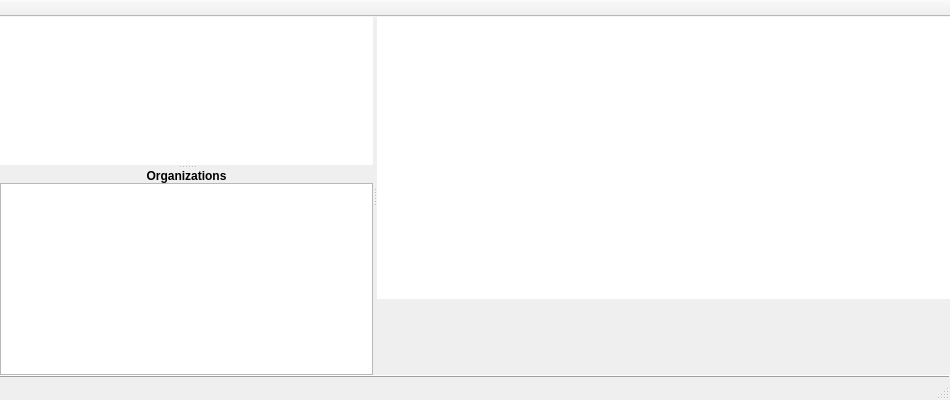
Before: the Qt Designer form QtGUIInstaller/Kiosk.ui in fw-dev/translations, drawn with Qt 5.
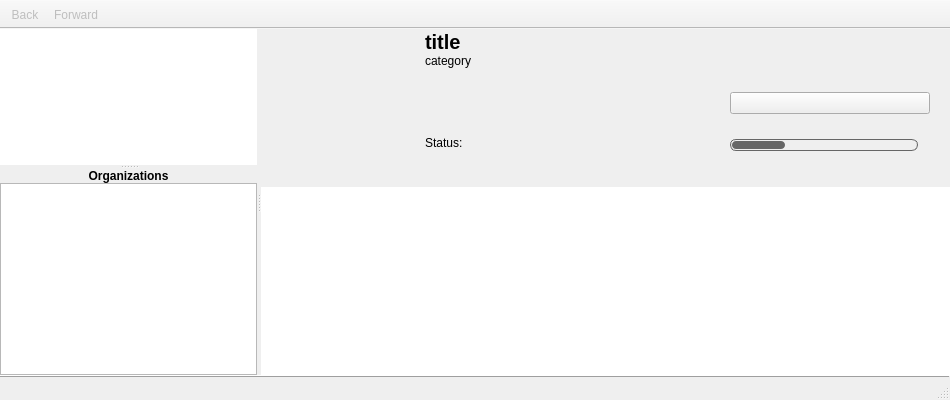
After: the same form once the commit is applied. Icons and pictures are not drawn. Custom widgets are drawn as their Qt base class.

Diff of the .ui file:
```diff
--- a/QtGUIInstaller/Kiosk.ui
+++ b/QtGUIInstaller/Kiosk.ui
@@ -13,6 +13,26 @@
   <property name="windowTitle">
    <string>FileWave Kiosk</string>
   </property>
+  <property name="styleSheet">
+   <string notr="true">QProgressBar {
+   background: transparent;
+   border-radius: 6px;
+   /*background: qlineargradient(x1: 0, y1: 0, x2: 0, y2: 1,
+                                stop: 0 #606060, stop: 0.4 #656565,
+                                stop: 0.5 #303030, stop: 1.0 #353535);*/
+   border: 1px solid #666666;
+}
+
+QProgressBar::chunk {
+   margin: 1px;
+  /* border: 1px solid grey;*/
+	background: #666666;
+  	border-radius: 4px;
+   /*background: qlineargradient(x1: 0, y1: 0, x2: 0, y2: 1,
+                                stop: 0 #eeeeee, stop: 0.4 #ffffff,
+                                stop: 0.5 #e3e3e3, stop: 1.0 #efefef);*/
+}</string>
+  </property>
   <property name="unifiedTitleAndToolBarOnMac">
    <bool>true</bool>
   </property>
@@ -138,7 +158,11 @@
         </layout>
        </widget>
       </widget>
-      <widget class="QWidget" name="filesetWidget" native="true">
+      <widget class="QStackedWidget" name="filesetStackedWidget">
+       <property name="currentIndex">
+        <number>1</number>
+       </property>
+       <widget class="QWidget" name="filesetView">
        <layout class="QVBoxLayout" name="verticalLayout">
         <property name="spacing">
          <number>0</number>
@@ -184,6 +208,9 @@
             <height>32</height>
            </size>
           </property>
+           <property name="indentation">
+            <number>0</number>
+           </property>
           <property name="headerHidden">
            <bool>true</bool>
           </property>
@@ -265,6 +292,409 @@
         </item>
        </layout>
       </widget>
+       <widget class="QWidget" name="detailView">
+        <layout class="QGridLayout" name="gridLayout_3" rowstretch="0,1">
+         <property name="leftMargin">
+          <number>0</number>
+         </property>
+         <property name="topMargin">
+          <number>0</number>
+         </property>
+         <property name="rightMargin">
+          <number>0</number>
+         </property>
+         <property name="bottomMargin">
+          <number>0</number>
+         </property>
+         <item row="1" column="0" colspan="4">
+          <widget class="QTextBrowser" name="description">
+           <property name="sizePolicy">
+            <sizepolicy hsizetype="Preferred" vsizetype="Preferred">
+             <horstretch>0</horstretch>
+             <verstretch>0</verstretch>
+            </sizepolicy>
+           </property>
+           <property name="frameShape">
+            <enum>QFrame::NoFrame</enum>
+           </property>
+           <property name="openExternalLinks">
+            <bool>true</bool>
+           </property>
+          </widget>
+         </item>
+         <item row="0" column="3">
+          <layout class="QGridLayout" name="gridLayout">
+           <property name="bottomMargin">
+            <number>10</number>
+           </property>
+           <item row="1" column="1">
+            <widget class="QPushButton" name="appInstall">
+             <property name="sizePolicy">
+              <sizepolicy hsizetype="Preferred" vsizetype="Fixed">
+               <horstretch>0</horstretch>
+               <verstretch>0</verstretch>
+              </sizepolicy>
+             </property>
+             <property name="minimumSize">
+              <size>
+               <width>200</width>
+               <height>0</height>
+              </size>
+             </property>
+             <property name="maximumSize">
+              <size>
+               <width>200</width>
+               <height>16777215</height>
+              </size>
+             </property>
+             <property name="text">
+              <string/>
+             </property>
+            </widget>
+           </item>
+           <item row="1" column="2">
+            <spacer name="horizontalSpacer_3">
+             <property name="orientation">
+              <enum>Qt::Horizontal</enum>
+             </property>
+             <property name="sizeType">
+              <enum>QSizePolicy::Fixed</enum>
+             </property>
+             <property name="sizeHint" stdset="0">
+              <size>
+               <width>20</width>
+               <height>20</height>
+              </size>
+             </property>
+            </spacer>
+           </item>
+           <item row="2" column="1">
+            <widget class="QProgressBar" name="appInstallProgress">
+             <property name="sizePolicy">
+              <sizepolicy hsizetype="Minimum" vsizetype="Fixed">
+               <horstretch>0</horstretch>
+               <verstretch>0</verstretch>
+              </sizepolicy>
+             </property>
+             <property name="minimumSize">
+              <size>
+               <width>188</width>
+               <height>0</height>
+              </size>
+             </property>
+             <property name="maximumSize">
+              <size>
+               <width>188</width>
+               <height>12</height>
+              </size>
+             </property>
+             <property name="minimum">
+              <number>-8</number>
+             </property>
+             <property name="value">
+              <number>24</number>
+             </property>
+             <property name="textVisible">
+              <bool>false</bool>
+             </property>
+            </widget>
+           </item>
+           <item row="0" column="1">
+            <spacer name="verticalSpacer">
+             <property name="orientation">
+              <enum>Qt::Vertical</enum>
+             </property>
+             <property name="sizeType">
+              <enum>QSizePolicy::Fixed</enum>
+             </property>
+             <property name="sizeHint" stdset="0">
+              <size>
+               <width>20</width>
+               <height>45</height>
+              </size>
+             </property>
+            </spacer>
+           </item>
+           <item row="2" column="2">
+            <spacer name="verticalSpacer_2">
+             <property name="orientation">
+              <enum>Qt::Vertical</enum>
+             </property>
+             <property name="sizeType">
+              <enum>QSizePolicy::Fixed</enum>
+             </property>
+             <property name="sizeHint" stdset="0">
+              <size>
+               <width>5</width>
+               <height>15</height>
+              </size>
+             </property>
+            </spacer>
+           </item>
+          </layout>
+         </item>
+         <item row="0" column="2">
+          <layout class="QVBoxLayout" name="verticalLayout_5">
+           <item>
+            <layout class="QHBoxLayout" name="horizontalLayout_2">
+             <item>
+              <layout class="QVBoxLayout" name="verticalLayout_4">
+               <property name="spacing">
+                <number>0</number>
+               </property>
+               <item>
+                <widget class="QLabel" name="appTitle">
+                 <property name="minimumSize">
+                  <size>
+                   <width>0</width>
+                   <height>25</height>
+                  </size>
+                 </property>
+                 <property name="maximumSize">
+                  <size>
+                   <width>16777215</width>
+                   <height>25</height>
+                  </size>
+                 </property>
+                 <property name="font">
+                  <font>
+                   <pointsize>15</pointsize>
+                   <weight>75</weight>
+                   <bold>true</bold>
+                  </font>
+                 </property>
+                 <property name="text">
+                  <string>title</string>
+                 </property>
+                 <property name="alignment">
+                  <set>Qt::AlignLeading|Qt::AlignLeft|Qt::AlignVCenter</set>
+                 </property>
+                </widget>
+               </item>
+               <item>
+                <widget class="QLabel" name="appCategory">
+                 <property name="text">
+                  <string>category</string>
+                 </property>
+                </widget>
+               </item>
+               <item>
+                <spacer name="verticalSpacer_3">
+                 <property name="orientation">
+                  <enum>Qt::Vertical</enum>
+                 </property>
+                 <property name="sizeType">
+                  <enum>QSizePolicy::MinimumExpanding</enum>
+                 </property>
+                 <property name="sizeHint" stdset="0">
+                  <size>
+                   <width>20</width>
+                   <height>20</height>
+                  </size>
+                 </property>
+                </spacer>
+               </item>
+              </layout>
+             </item>
+            </layout>
+           </item>
+           <item>
+            <layout class="QHBoxLayout" name="horizontalLayout_3">
+             <item>
+              <widget class="QLabel" name="label_2">
+               <property name="minimumSize">
+                <size>
+                 <width>50</width>
+                 <height>25</height>
+                </size>
+               </property>
+               <property name="maximumSize">
+                <size>
+                 <width>50</width>
+                 <height>25</height>
+                </size>
+               </property>
+               <property name="text">
+                <string>Status: </string>
+               </property>
+              </widget>
+             </item>
+             <item>
+              <widget class="QLabel" name="appStatus">
+               <property name="minimumSize">
+                <size>
+                 <width>200</width>
+                 <height>25</height>
+                </size>
+               </property>
+               <property name="maximumSize">
+                <size>
+                 <width>16777215</width>
+                 <height>25</height>
+                </size>
+               </property>
+               <property name="text">
+                <string/>
+               </property>
+              </widget>
+             </item>
+             <item>
+              <spacer name="horizontalSpacer">
+               <property name="orientation">
+                <enum>Qt::Horizontal</enum>
+               </property>
+               <property name="sizeHint" stdset="0">
+                <size>
+                 <width>40</width>
+                 <height>20</height>
+                </size>
+               </property>
+              </spacer>
+             </item>
+            </layout>
+           </item>
+           <item>
+            <layout class="QHBoxLayout" name="horizontalLayout">
+             <item>
+              <widget class="RatingWidget" name="ratingWidget" native="true">
+               <property name="sizePolicy">
+                <sizepolicy hsizetype="Minimum" vsizetype="Minimum">
+                 <horstretch>0</horstretch>
+                 <verstretch>0</verstretch>
+                </sizepolicy>
+               </property>
+               <property name="minimumSize">
+                <size>
+                 <width>100</width>
+                 <height>20</height>
+                </size>
+               </property>
+               <property name="maximumSize">
+                <size>
+                 <width>100</width>
+                 <height>20</height>
+                </size>
+               </property>
+              </widget>
+             </item>
+             <item>
+              <spacer name="horizontalSpacer_2">
+               <property name="orientation">
+                <enum>Qt::Horizontal</enum>
+               </property>
+               <property name="sizeHint" stdset="0">
+                <size>
+                 <width>40</width>
+                 <height>20</height>
+                </size>
+               </property>
+              </spacer>
+             </item>
+            </layout>
+           </item>
+          </layout>
+         </item>
+         <item row="0" column="1">
+          <widget class="QWidget" name="widget" native="true">
+           <property name="sizePolicy">
+            <sizepolicy hsizetype="Fixed" vsizetype="Fixed">
+             <horstretch>0</horstretch>
+             <verstretch>0</verstretch>
+            </sizepolicy>
+           </property>
+           <layout class="QGridLayout" name="gridLayout_4">
+            <property name="spacing">
+             <number>0</number>
+            </property>
+            <item row="0" column="1">
+             <spacer name="verticalSpacer_5">
+              <property name="orientation">
+               <enum>Qt::Vertical</enum>
+              </property>
+              <property name="sizeHint" stdset="0">
+               <size>
+                <width>20</width>
+                <height>3</height>
+               </size>
+              </property>
+             </spacer>
+            </item>
+            <item row="1" column="0">
+             <spacer name="horizontalSpacer_5">
+              <property name="orientation">
+               <enum>Qt::Horizontal</enum>
+              </property>
+              <property name="sizeHint" stdset="0">
+               <size>
+                <width>3</width>
+                <height>20</height>
+               </size>
+              </property>
+             </spacer>
+            </item>
+            <item row="1" column="1">
+             <widget class="QLabel" name="appIcon">
+              <property name="sizePolicy">
+               <sizepolicy hsizetype="Preferred" vsizetype="Expanding">
+                <horstretch>0</horstretch>
+                <verstretch>0</verstretch>
+               </sizepolicy>
+              </property>
+              <property name="minimumSize">
+               <size>
+                <width>128</width>
+                <height>128</height>
+               </size>
+              </property>
+              <property name="maximumSize">
+               <size>
+                <width>128</width>
+                <height>128</height>
+               </size>
+              </property>
+              <property name="text">
+               <string/>
+              </property>
+              <property name="scaledContents">
+               <bool>false</bool>
+              </property>
+              <property name="alignment">
+               <set>Qt::AlignCenter</set>
+              </property>
+             </widget>
+            </item>
+            <item row="1" column="2">
+             <spacer name="horizontalSpacer_4">
+              <property name="orientation">
+               <enum>Qt::Horizontal</enum>
+              </property>
+              <property name="sizeHint" stdset="0">
+               <size>
+                <width>3</width>
+                <height>20</height>
+               </size>
+              </property>
+             </spacer>
+            </item>
+            <item row="2" column="1">
+             <spacer name="verticalSpacer_4">
+              <property name="orientation">
+               <enum>Qt::Vertical</enum>
+              </property>
+              <property name="sizeHint" stdset="0">
+               <size>
+                <width>20</width>
+                <height>3</height>
+               </size>
+              </property>
+             </spacer>
+            </item>
+           </layout>
+          </widget>
+         </item>
+        </layout>
+       </widget>
+      </widget>
      </widget>
     </item>
     <item>
@@ -288,12 +718,21 @@
    <property name="windowTitle">
     <string/>
    </property>
+   <property name="styleSheet">
+    <string notr="true"/>
+   </property>
    <property name="movable">
     <bool>false</bool>
    </property>
    <property name="allowedAreas">
     <set>Qt::BottomToolBarArea</set>
    </property>
+   <property name="iconSize">
+    <size>
+     <width>24</width>
+     <height>24</height>
+    </size>
+   </property>
    <property name="floatable">
     <bool>false</bool>
    </property>
@@ -303,13 +742,40 @@
    <attribute name="toolBarBreak">
     <bool>false</bool>
    </attribute>
+   <addaction name="actionBack"/>
+   <addaction name="actionForward"/>
   </widget>
+  <action name="actionBack">
+   <property name="enabled">
+    <bool>false</bool>
+   </property>
+   <property name="icon">
+    <iconset resource="../FileWaveGuiLib/GuiLib.qrc">
+     <normaloff>:/IDI_ICON_NAV_BACK</normaloff>:/IDI_ICON_NAV_BACK</iconset>
+   </property>
+   <property name="text">
+    <string>Back</string>
+   </property>
+  </action>
+  <action name="actionForward">
+   <property name="enabled">
+    <bool>false</bool>
+   </property>
+   <property name="icon">
+    <iconset resource="../FileWaveGuiLib/GuiLib.qrc">
+     <normaloff>:/IDI_ICON_NAV_FORWARD</normaloff>:/IDI_ICON_NAV_FORWARD</iconset>
+   </property>
+   <property name="text">
+    <string>Forward</string>
+   </property>
+  </action>
  </widget>
  <customwidgets>
   <customwidget>
-   <class>StyledTreeView</class>
-   <extends>QTreeView</extends>
-   <header>FileWaveGuiLib/styledviews/styledtreeview.h</header>
+   <class>RatingWidget</class>
+   <extends>QWidget</extends>
+   <header>FileWaveGuiLib/RatingWidget.h</header>
+   <container>1</container>
   </customwidget>
   <customwidget>
    <class>PrettySplitter</class>
@@ -317,17 +783,22 @@
    <header>FileWaveGuiLib/prettysplitter/prettysplitter.h</header>
    <container>1</container>
   </customwidget>
+  <customwidget>
+   <class>StyledTreeView</class>
+   <extends>QTreeView</extends>
+   <header>FileWaveGuiLib/styledviews/styledtreeview.h</header>
+  </customwidget>
+  <customwidget>
+   <class>KioskCategoriesView</class>
+   <extends>QTreeView</extends>
+   <header>FileWaveGuiLib/KioskCategoriesView.h</header>
+  </customwidget>
   <customwidget>
    <class>TopTenScrollArea</class>
    <extends>QScrollArea</extends>
    <header>QtGUIInstaller/TopTenScrollArea.h</header>
    <container>1</container>
   </customwidget>
-  <customwidget>
-   <class>KioskCategoriesView</class>
-   <extends>QTreeView</extends>
-   <header>FileWaveGuiLib/KioskCategoriesView.h</header>
-  </customwidget>
  </customwidgets>
  <resources/>
  <connections/>
```
Left out of the diff: 10 changed lines with no effect on the pictures. Lines whose indentation alone changed are shown as unchanged.
